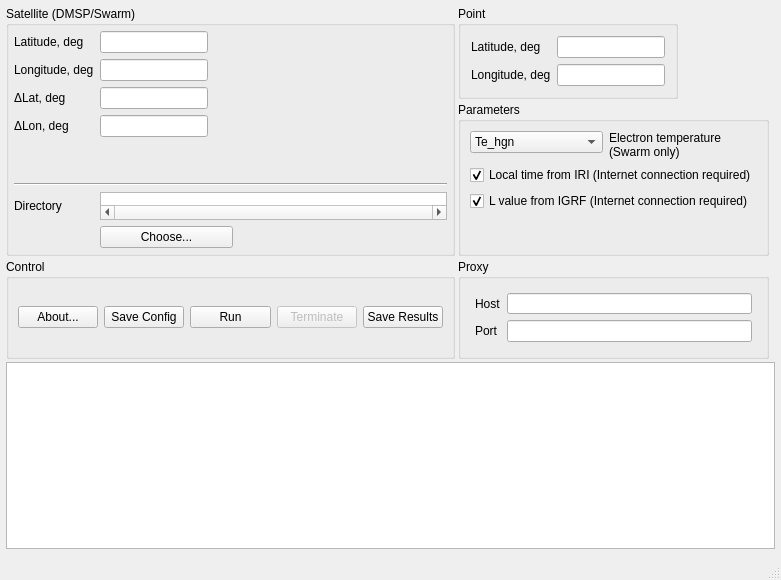
Albom/DMSP_Pass, file ui/MainWnd.ui: the form before one commit.
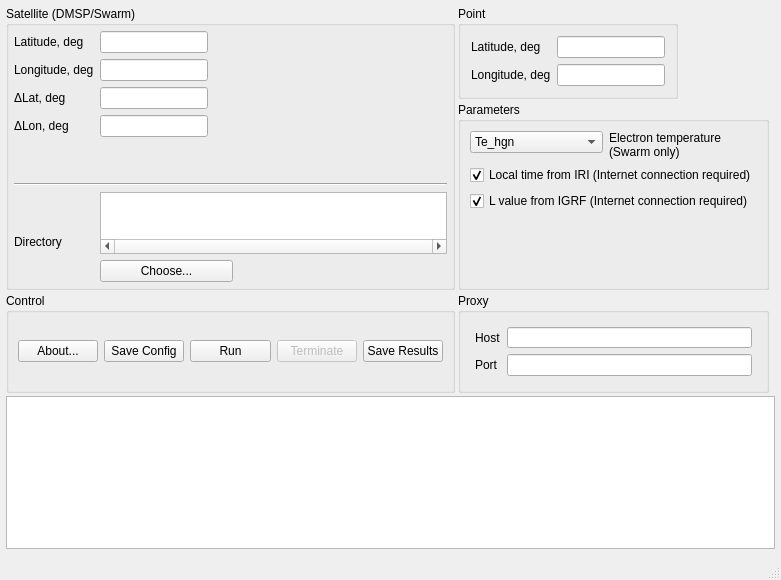
The form after the commit.

Patch:
```diff
--- a/ui/MainWnd.ui
+++ b/ui/MainWnd.ui
@@ -248,6 +248,12 @@
                <verstretch>0</verstretch>
               </sizepolicy>
              </property>
+             <property name="minimumSize">
+              <size>
+               <width>0</width>
+               <height>100</height>
+              </size>
+             </property>
              <property name="text">
               <string>Directory</string>
              </property>
```
Left out of the diff: 114 changed lines with no effect on the pictures.
